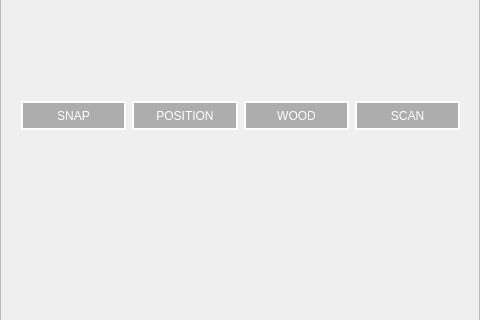
SeoBoSeok/woodycanvas, file mainwindow_test4.ui: the form before one commit; both pictures show x 0 to 480 and y 0 to 320 of the 480 by 800 pixel window.
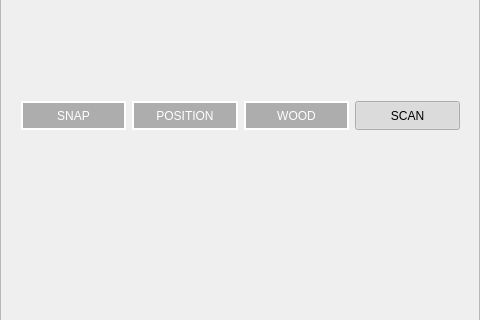
The form after the commit.

```diff
--- a/mainwindow_test4.ui
+++ b/mainwindow_test4.ui
@@ -481,7 +481,13 @@
         <string notr="true">background-color: rgba(0, 0, 0, 70);
 border: 2px solid white;
 border-radius: 30px;
-color: white;</string>
+color: white;
+QPushButton {
+	
+}
+QPushButton:hover {
+	background-color: green;
+}</string>
        </property>
        <property name="text">
         <string>SCAN</string>
```
